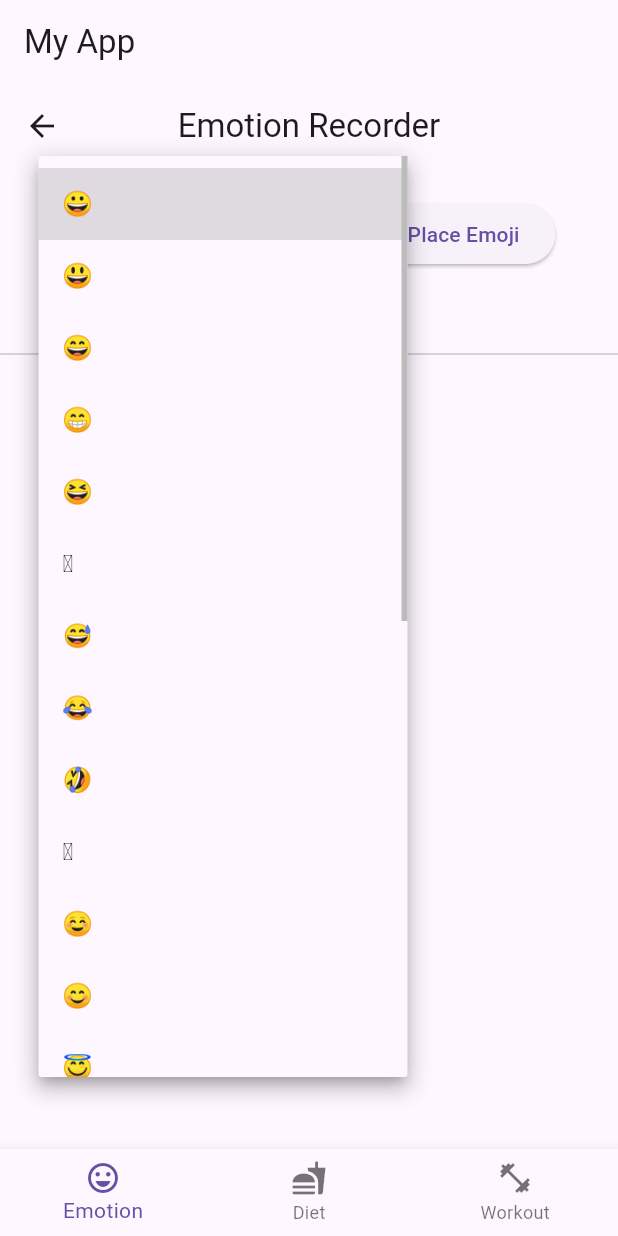
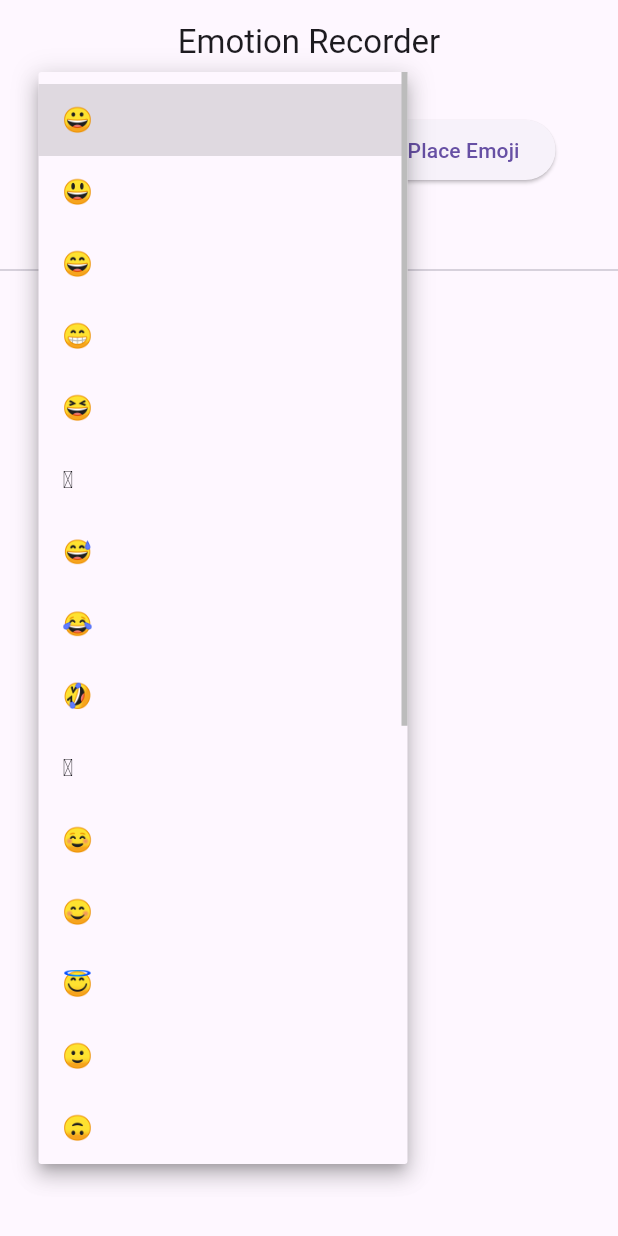
Before and after one commit to Sergio-Alexander/mob_dev, a Flutter app: the screen it shows after launch, after a tap on an icon or button, on a phone screen of 412 x 824 dp. Run offline on Flutter 3.47's test engine with Material 3 defaults, Android fonts, the phone set to English and light mode, and no system bars; our stand-ins replace floor, go_router, sqflite; accounts and stored records are empty.

Commit message:
Added new MyApp. But it's still not working

```diff
--- a/lib/main.dart
+++ b/lib/main.dart
@@ -1,7 +1,5 @@
 import 'package:flutter/material.dart';
-import 'package:mob_dev/router.dart';
 
-//
 import 'package:provider/provider.dart';
 import 'app_status.dart';
 import 'emotion_recorder.dart';
@@ -9,6 +7,8 @@ import 'diet_recorder.dart';
 import 'workout_recorder.dart';
 
 import 'package:go_router/go_router.dart';
+
+import 'router.dart';
 
 
 void main() {
@@ -20,7 +20,71 @@ void main() {
   );
 }
 
+class MyApp extends StatelessWidget {
+  @override
+  Widget build(BuildContext context) {
+    return MaterialApp.router(
+      title: 'My App',
+      theme: ThemeData(primarySwatch: Colors.blue),
+      routerDelegate: appRouter.routerDelegate,
+      routeInformationParser: appRouter.routeInformationParser,
+
+    );
+  }
+}
+
 //
+// class MyApp extends StatelessWidget {
+//   MyApp({Key? key}) : super(key: key);
+//
+//   @override
+//   Widget build(BuildContext context) {
+//     return MaterialApp.router(
+//       title: 'My App',
+//       theme: ThemeData(
+//         primarySwatch: Colors.blue,
+//       ),
+//       routerDelegate: router.routerDelegate,
+//       routeInformationParser: router.routeInformationParser,
+//       builder: (context, child) {
+//         return Scaffold(
+//           appBar: AppBar(
+//             title: Text('My App'),
+//           ),
+//           body: child,
+//           bottomNavigationBar: BottomNavigationBar(
+//             items: const <BottomNavigationBarItem>[
+//               BottomNavigationBarItem(
+//                 icon: Icon(Icons.sentiment_very_satisfied),
+//                 label: 'Emotion',
+//               ),
+//               BottomNavigationBarItem(
+//                 icon: Icon(Icons.fastfood),
+//                 label: 'Diet',
+//               ),
+//               BottomNavigationBarItem(
+//                 icon: Icon(Icons.fitness_center),
+//                 label: 'Workout',
+//               ),
+//             ],
+//             onTap: (index) {
+//               // Update navigation logic based on index
+//               if (index == 0) {
+//                 context.go('/emotion');
+//               } else if (index == 1) {
+//                 context.go('/diet');
+//               } else if (index == 2) {
+//                 context.go('/workout');
+//               }
+//             },
+//           ),
+//         );
+//       },
+//     );
+//   }
+// }
+
+
 // class MyApp extends StatelessWidget {
 //   const MyApp({super.key});
 //
@@ -40,59 +104,6 @@ void main() {
 //   }
 // }
 
-class MyApp extends StatelessWidget {
-  @override
-  Widget build(BuildContext context) {
-    return MaterialApp.router(
-      title: 'My App',
-      theme: ThemeData(
-        primarySwatch: Colors.blue,
-      ),
-      routerDelegate: router.routerDelegate,
-      routeInformationParser: router.routeInformationParser,
-      builder: (context, router) {
-        return ChangeNotifierProvider(
-          create: (context) => RecordingState(),
-          child: Scaffold(
-            appBar: AppBar(
-              title: Text('My App'),
-            ),
-            body: router,
-            bottomNavigationBar: BottomNavigationBar(
-              items: const <BottomNavigationBarItem>[
-                BottomNavigationBarItem(
-                  icon: Icon(Icons.sentiment_very_satisfied),
-                  label: 'Emotion',
-                ),
-                BottomNavigationBarItem(
-                  icon: Icon(Icons.fastfood),
-                  label: 'Diet',
-                ),
-                BottomNavigationBarItem(
-                  icon: Icon(Icons.fitness_center),
-                  label: 'Workout',
-                ),
-              ],
-              onTap: (index) {
-                switch (index) {
-                  case 0:
-                    GoRouter.of(context).push('/emotion');
-                    break;
-                  case 1:
-                    GoRouter.of(context).push('/diet');
-                    break;
-                  case 2:
-                    GoRouter.of(context).push('/workout');
-                    break;
-                }
-              },
-            ),
-          ),
-        );
-      },
-    );
-  }
-}
 
 class MobDev extends StatelessWidget {
   const MobDev({super.key, required this.title});
--- a/lib/router.dart
+++ b/lib/router.dart
@@ -4,26 +4,22 @@ import 'emotion_recorder.dart';
 import 'diet_recorder.dart';
 import 'workout_recorder.dart';
 
-final GoRouter router = GoRouter(
+final GoRouter _router = GoRouter(
   initialLocation: '/emotion',
   routes: [
     GoRoute(
       path: '/emotion',
-      builder: (context, state) =>  const EmotionRecorder()
+      builder: (BuildContext context, GoRouterState state) => EmotionRecorder(),
     ),
-  //   GoRoute(
-  //     path: '/diet',
-  //     pageBuilder: (context, state) => MaterialPage<void>(
-  //       key: state.pageKey,
-  //       child: DietRecorder(),
-  //     ),
-  //   ),
-  //   GoRoute(
-  //     path: '/workout',
-  //     pageBuilder: (context, state) => MaterialPage<void>(
-  //       key: state.pageKey,
-  //       child: WorkoutRecorder(),
-  //     ),
-  //   ),
-   ],
+    GoRoute(
+      path: '/diet',
+      builder: (BuildContext context, GoRouterState state) => DietRecorder(),
+    ),
+    GoRoute(
+      path: '/workout',
+      builder: (BuildContext context, GoRouterState state) => WorkoutRecorder(),
+    ),
+  ],
 );
+
+GoRouter get appRouter => _router;
```
